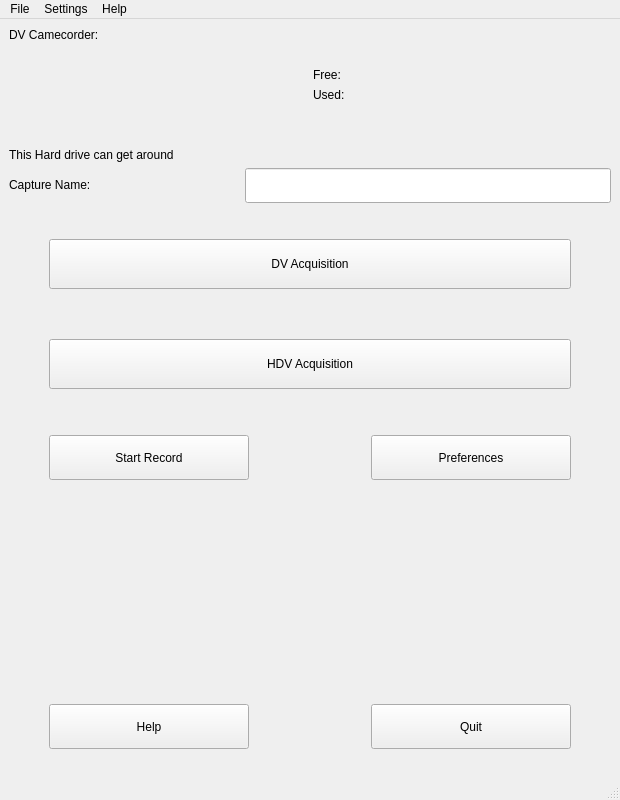
The window that qdvgrab/ui/QDvgrab.ui (olielvewen/QDvGrab) describes before a commit, drawn with Qt 5.
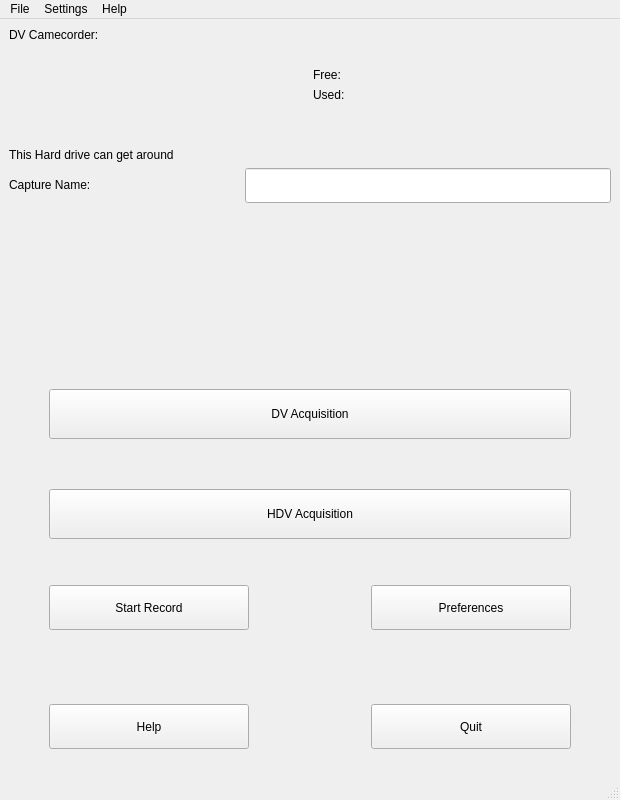
The same window after the commit. Icons and pictures are not drawn.

Commit message: Added a spacer in the main ui for getting the same thing than before removed the progressBar - #21

```diff
--- a/qdvgrab/ui/QDvgrab.ui
+++ b/qdvgrab/ui/QDvgrab.ui
@@ -139,6 +139,19 @@
         </item>
        </layout>
       </item>
+      <item>
+       <spacer name="verticalSpacer_2">
+        <property name="orientation">
+         <enum>Qt::Vertical</enum>
+        </property>
+        <property name="sizeHint" stdset="0">
+         <size>
+          <width>20</width>
+          <height>40</height>
+         </size>
+        </property>
+       </spacer>
+      </item>
       <item>
        <layout class="QVBoxLayout" name="verticalLayout_3">
         <property name="leftMargin">
```
The commit also changes 1 other file.
